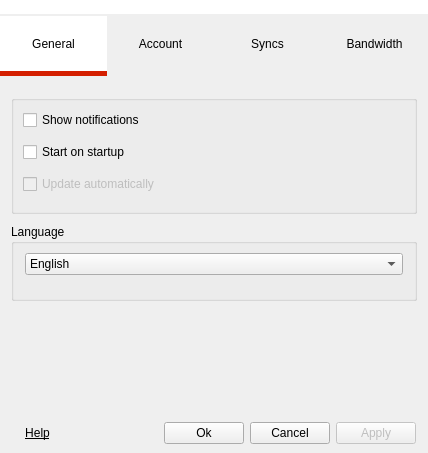
The window that Source/MEGASync/gui/SettingsDialog.ui (meganz/MEGAsync) describes before a commit, drawn with Qt 5.
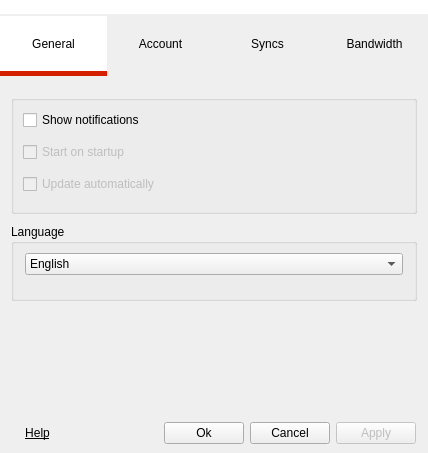
The same window after the commit. Icons and pictures are not drawn.

Diff of the .ui file:
```diff
--- a/Source/MEGASync/gui/SettingsDialog.ui
+++ b/Source/MEGASync/gui/SettingsDialog.ui
@@ -316,6 +316,9 @@
           </item>
           <item>
            <widget class="QCheckBox" name="cStartOnStartup">
+            <property name="enabled">
+             <bool>false</bool>
+            </property>
             <property name="text">
              <string>Start on startup</string>
             </property>
```
